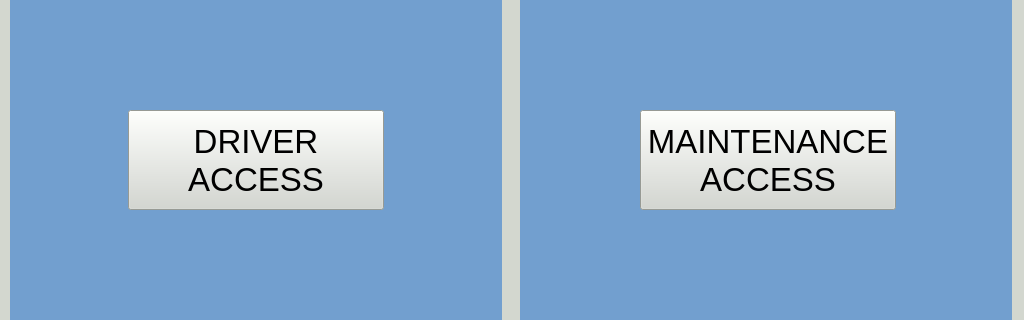
This is mainwindow.ui in kartikeya8973/emu_hmi_app as Qt 5 draws it before an edit; both pictures show x 0 to 1024 and y 249 to 569 of the 1024 by 768 pixel window. The edited form follows.
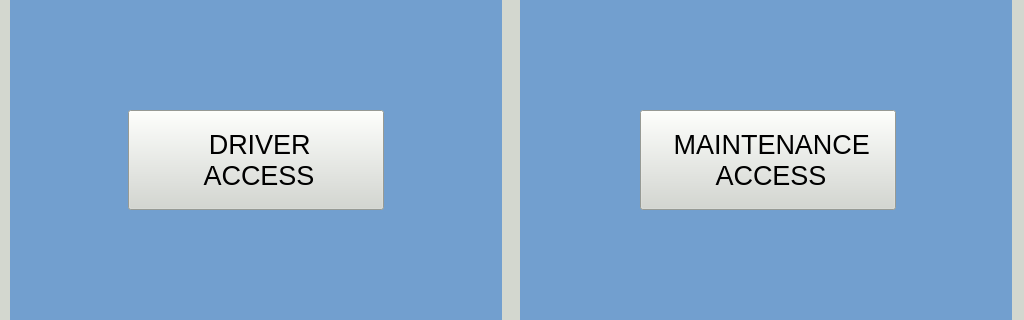
This is the edited form. Icons and pictures are not drawn.

Patch:
```diff
--- a/mainwindow.ui
+++ b/mainwindow.ui
@@ -74,14 +74,24 @@
       </property>
       <property name="font">
        <font>
-        <pointsize>25</pointsize>
+        <pointsize>20</pointsize>
         <weight>50</weight>
         <bold>false</bold>
        </font>
       </property>
       <property name="text">
-       <string>DRIVER 
-ACCESS</string>
+       <string> DRIVER 
+ ACCESS</string>
+      </property>
+      <property name="icon">
+       <iconset resource="icons.qrc">
+        <normaloff>:/new/icons/driver.png</normaloff>:/new/icons/driver.png</iconset>
+      </property>
+      <property name="iconSize">
+       <size>
+        <width>50</width>
+        <height>50</height>
+       </size>
       </property>
      </widget>
      <widget class="QPushButton" name="pushButton_MainAccess">
@@ -95,14 +105,27 @@
       </property>
       <property name="font">
        <font>
-        <pointsize>25</pointsize>
+        <pointsize>20</pointsize>
         <weight>50</weight>
         <bold>false</bold>
        </font>
       </property>
+      <property name="layoutDirection">
+       <enum>Qt::LeftToRight</enum>
+      </property>
       <property name="text">
-       <string>MAINTENANCE 
-ACCESS</string>
+       <string> MAINTENANCE 
+ ACCESS</string>
+      </property>
+      <property name="icon">
+       <iconset resource="icons.qrc">
+        <normaloff>:/new/icons/maintenance.png</normaloff>:/new/icons/maintenance.png</iconset>
+      </property>
+      <property name="iconSize">
+       <size>
+        <width>50</width>
+        <height>50</height>
+       </size>
       </property>
      </widget>
      <widget class="QLabel" name="label_3">
```
Left out of the diff: 7 changed lines with no effect on the pictures.
